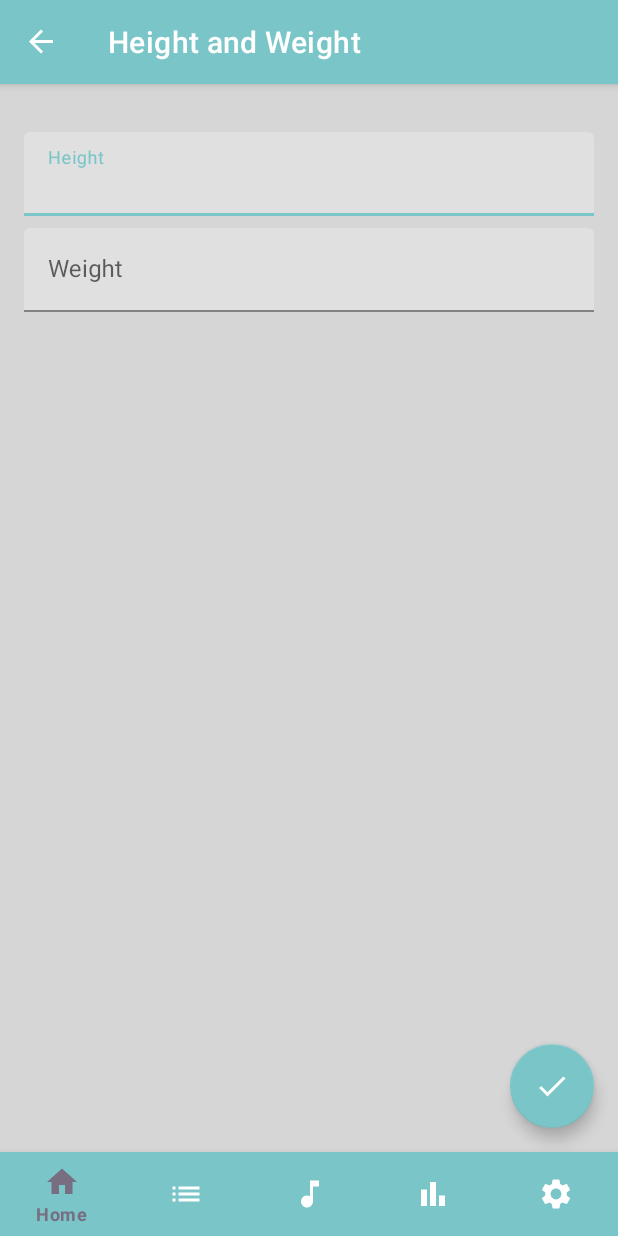
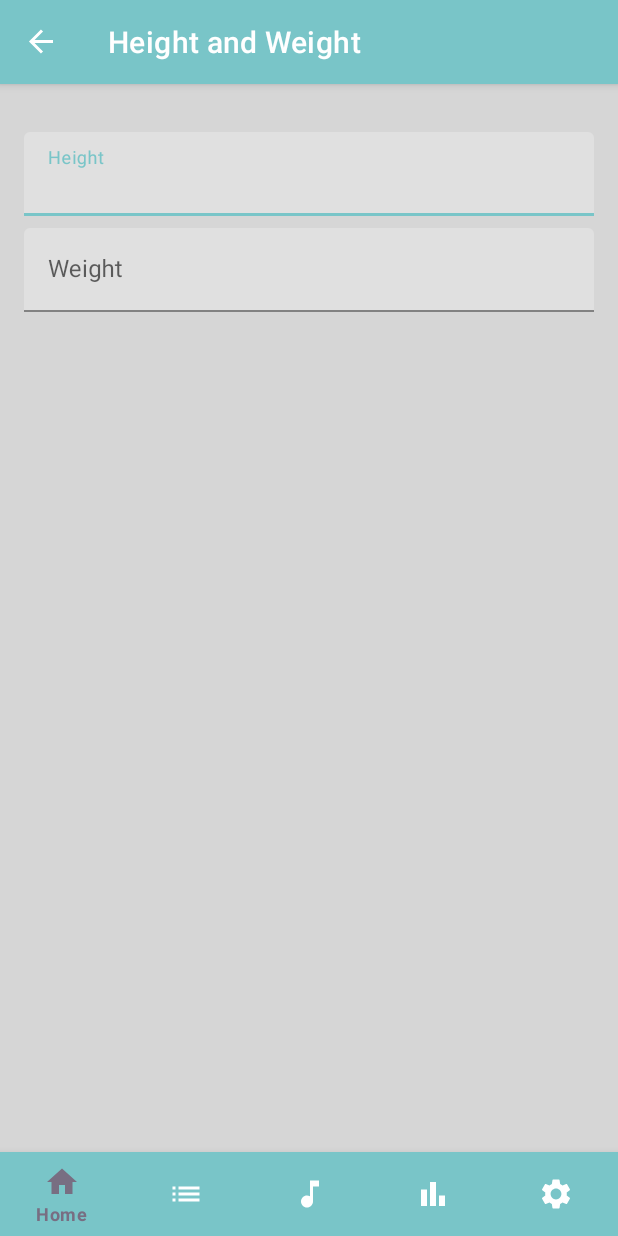
Before and after one commit to bruno13palhano/sleeptight, an Android app: the NewBabyStatusHeightAndWeightFragment screen opened through its navigation route, on a phone screen of 412 x 824 dp. Run offline under Robolectric (Android 15) with nearby library versions, the light colour scheme and no system bars; our stand-ins replace Dagger/Hilt's generated code, Firebase (no records; nobody signed in at launch, a user with empty details on screens opened directly), data binding, navigation-ui.

Commit message:
Make button visibile only when values is valid

```diff
--- a/app/src/main/java/com/bruno13palhano/sleeptight/ui/babystatus/newbabystatus/NewBabyStatusHeightAndWeightFragment.kt
+++ b/app/src/main/java/com/bruno13palhano/sleeptight/ui/babystatus/newbabystatus/NewBabyStatusHeightAndWeightFragment.kt
@@ -5,15 +5,21 @@ import android.os.Bundle
 import androidx.fragment.app.Fragment
 import android.view.LayoutInflater
 import android.view.View
+import android.view.View.GONE
+import android.view.View.VISIBLE
 import android.view.ViewGroup
 import android.view.inputmethod.EditorInfo
 import android.view.inputmethod.InputMethodManager
 import androidx.databinding.DataBindingUtil
 import androidx.fragment.app.activityViewModels
+import androidx.lifecycle.Lifecycle
+import androidx.lifecycle.lifecycleScope
+import androidx.lifecycle.repeatOnLifecycle
 import androidx.navigation.fragment.findNavController
 import com.bruno13palhano.sleeptight.R
 import com.bruno13palhano.sleeptight.databinding.FragmentNewBabyStatusHeightAndWeightBinding
 import dagger.hilt.android.AndroidEntryPoint
+import kotlinx.coroutines.launch
 
 @AndroidEntryPoint
 class NewBabyStatusHeightAndWeightFragment : Fragment() {
@@ -36,6 +42,20 @@ class NewBabyStatusHeightAndWeightFragment : Fragment() {
 
         inputMethodManager = activity
             ?.getSystemService(Context.INPUT_METHOD_SERVICE) as InputMethodManager
+
+        viewLifecycleOwner.lifecycleScope.launch {
+            viewLifecycleOwner.repeatOnLifecycle(Lifecycle.State.STARTED) {
+                launch {
+                    viewModel.heightAndWeightValue.collect {
+                        if (it) {
+                            enableDoneButton()
+                        } else {
+                            disableDoneButton()
+                        }
+                    }
+                }
+            }
+        }
 
         return view
     }
@@ -72,4 +92,12 @@ class NewBabyStatusHeightAndWeightFragment : Fragment() {
             NewBabyStatusHeightAndWeightFragmentDirections.actionBabyStatusHeightAndWeightToHome())
         viewModel.insertBabyStatus()
     }
+
+    private fun enableDoneButton() {
+        binding.done.visibility = VISIBLE
+    }
+
+    private fun disableDoneButton() {
+        binding.done.visibility = GONE
+    }
 }
--- a/app/src/main/java/com/bruno13palhano/sleeptight/ui/babystatus/newbabystatus/NewBabyStatusViewModel.kt
+++ b/app/src/main/java/com/bruno13palhano/sleeptight/ui/babystatus/newbabystatus/NewBabyStatusViewModel.kt
@@ -10,6 +10,7 @@ import com.google.android.material.datepicker.MaterialDatePicker
 import dagger.hilt.android.lifecycle.HiltViewModel
 import kotlinx.coroutines.flow.MutableStateFlow
 import kotlinx.coroutines.flow.SharingStarted.Companion.WhileSubscribed
+import kotlinx.coroutines.flow.combine
 import kotlinx.coroutines.flow.map
 import kotlinx.coroutines.flow.stateIn
 import kotlinx.coroutines.launch
@@ -38,6 +39,15 @@ class NewBabyStatusViewModel @Inject constructor(
     val height = MutableStateFlow("")
     val weight = MutableStateFlow("")
 
+    val heightAndWeightValue = combine(height, weight) { height, weight ->
+        height != "" && weight != ""
+    }
+        .stateIn(
+            scope = viewModelScope,
+            initialValue = false,
+            started = WhileSubscribed(5_000)
+        )
+
     fun insertBabyStatus() {
         viewModelScope.launch {
             val babyStatus = BabyStatus(
```
Also changed, not shown: app/src/main/java/com/bruno13palhano/sleeptight/ui/babystatus/newbabystatus/NewBabyStatusTitleAndDateFragment.kt (+19 -0 lines).
